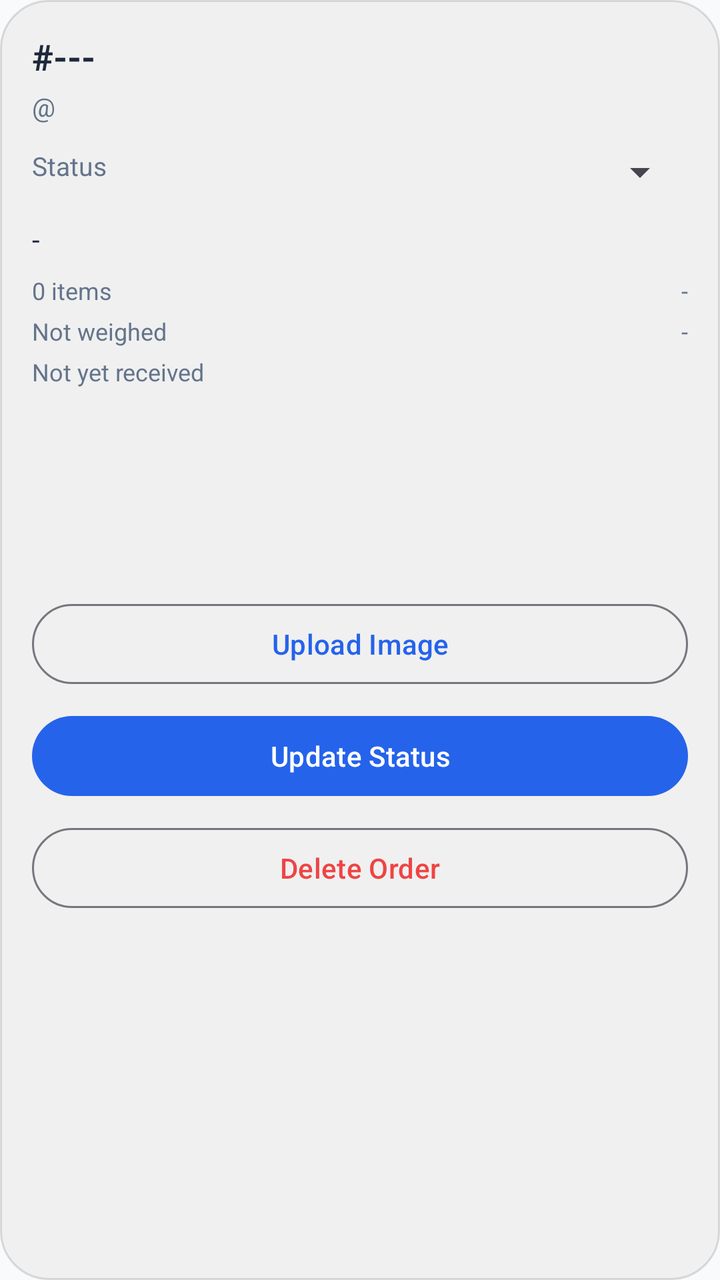
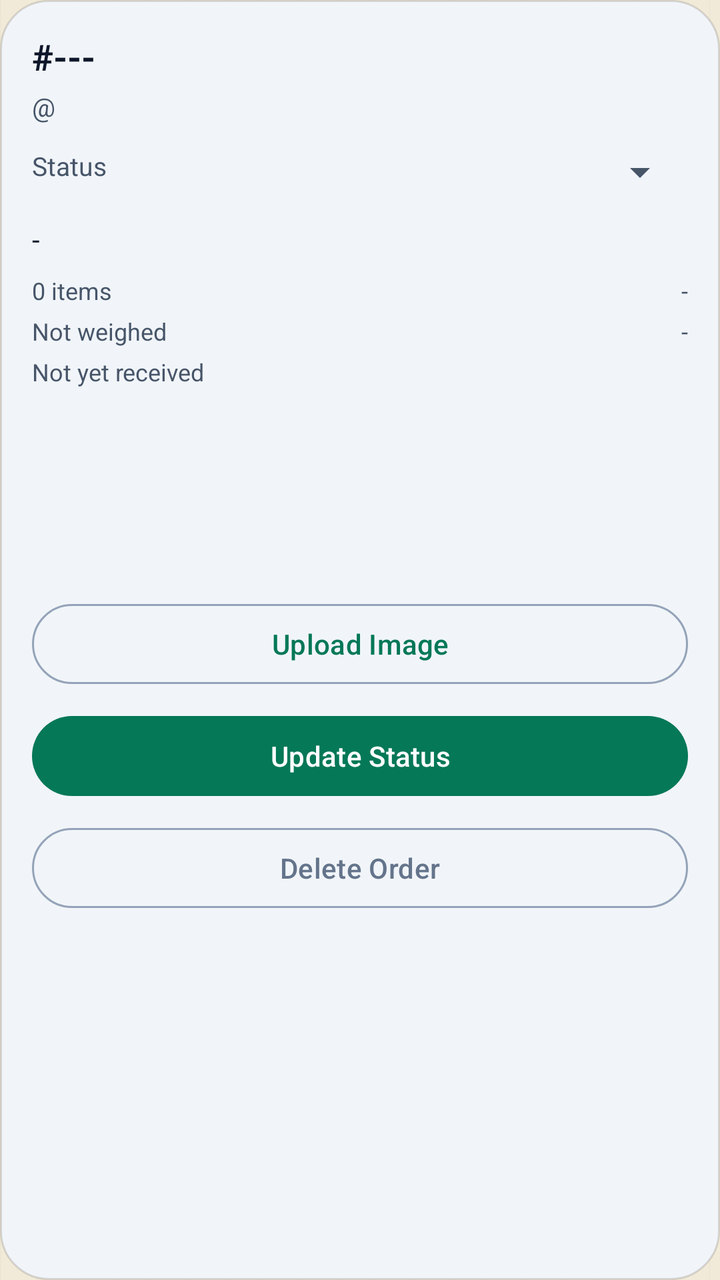

Compare the two renders of this Android layout. The source of the first and the diff that turns it into the second are given below.
<!-- AndroidManifest.xml: application theme Theme.PackTracker -->
<!-- res/layout/dialog_order_detail.xml -->
<?xml version="1.0" encoding="utf-8"?>
<LinearLayout xmlns:android="http://schemas.android.com/apk/res/android"
    xmlns:app="http://schemas.android.com/apk/res-auto"
    android:layout_width="match_parent"
    android:layout_height="wrap_content"
    android:background="@drawable/bg_chat_input"
    android:orientation="vertical"
    android:padding="16dp">

    <TextView
        android:id="@+id/tvDetailTrackingNumber"
        android:layout_width="wrap_content"
        android:layout_height="wrap_content"
        android:text="#---"
        android:textColor="@color/on_surface"
        android:textSize="18sp"
        android:textStyle="bold" />

    <TextView
        android:id="@+id/tvDetailUser"
        android:layout_width="wrap_content"
        android:layout_height="wrap_content"
        android:layout_marginTop="4dp"
        android:text="@"
        android:textColor="@color/on_surface_variant"
        android:textSize="13sp" />

    <LinearLayout
        android:layout_width="match_parent"
        android:layout_height="wrap_content"
        android:layout_marginTop="12dp"
        android:orientation="horizontal">

        <TextView
            android:layout_width="0dp"
            android:layout_height="wrap_content"
            android:layout_weight="1"
            android:text="Status"
            android:textColor="@color/on_surface_variant"
            android:textSize="13sp" />

        <Spinner
            android:id="@+id/spinnerStatus"
            android:layout_width="0dp"
            android:layout_height="wrap_content"
            android:layout_weight="2" />
    </LinearLayout>

    <TextView
        android:id="@+id/tvDetailDescription"
        android:layout_width="match_parent"
        android:layout_height="wrap_content"
        android:layout_marginTop="12dp"
        android:text="-"
        android:textColor="@color/on_surface"
        android:textSize="14sp" />

    <LinearLayout
        android:layout_width="match_parent"
        android:layout_height="wrap_content"
        android:layout_marginTop="8dp"
        android:orientation="horizontal">

        <TextView
            android:id="@+id/tvDetailItemCount"
            android:layout_width="0dp"
            android:layout_height="wrap_content"
            android:layout_weight="1"
            android:text="0 items"
            android:textColor="@color/on_surface_variant"
            android:textSize="12sp" />

        <TextView
            android:id="@+id/tvDetailShipping"
            android:layout_width="0dp"
            android:layout_height="wrap_content"
            android:layout_weight="1"
            android:gravity="end"
            android:text="-"
            android:textColor="@color/on_surface_variant"
            android:textSize="12sp" />
    </LinearLayout>

    <LinearLayout
        android:layout_width="match_parent"
        android:layout_height="wrap_content"
        android:layout_marginTop="4dp"
        android:orientation="horizontal">

        <TextView
            android:id="@+id/tvDetailWeight"
            android:layout_width="0dp"
            android:layout_height="wrap_content"
            android:layout_weight="1"
            android:text="Not weighed"
            android:textColor="@color/on_surface_variant"
            android:textSize="12sp" />

        <TextView
            android:id="@+id/tvDetailDateAdded"
            android:layout_width="0dp"
            android:layout_height="wrap_content"
            android:layout_weight="1"
            android:gravity="end"
            android:text="-"
            android:textColor="@color/on_surface_variant"
            android:textSize="12sp" />
    </LinearLayout>

    <TextView
        android:id="@+id/tvDetailDateReceived"
        android:layout_width="match_parent"
        android:layout_height="wrap_content"
        android:layout_marginTop="4dp"
        android:text="Not yet received"
        android:textColor="@color/on_surface_variant"
        android:textSize="12sp" />

    <androidx.recyclerview.widget.RecyclerView
        android:id="@+id/rvImages"
        android:layout_width="match_parent"
        android:layout_height="wrap_content"
        android:layout_marginTop="12dp"
        android:minHeight="80dp" />

    <com.google.android.material.button.MaterialButton
        android:id="@+id/btnUploadImage"
        style="@style/Widget.Material3.Button.OutlinedButton"
        android:layout_width="match_parent"
        android:layout_height="wrap_content"
        android:layout_marginTop="12dp"
        android:text="Upload Image" />

    <com.google.android.material.button.MaterialButton
        android:id="@+id/btnUpdateStatus"
        android:layout_width="match_parent"
        android:layout_height="wrap_content"
        android:layout_marginTop="8dp"
        android:text="Update Status" />

    <com.google.android.material.button.MaterialButton
        android:id="@+id/btnDeleteOrder"
        style="@style/Widget.Material3.Button.OutlinedButton"
        android:layout_width="match_parent"
        android:layout_height="wrap_content"
        android:layout_marginTop="8dp"
        android:text="Delete Order"
        android:textColor="@color/status_not_received" />
</LinearLayout>
<!-- resources referenced by this layout -->
<resources>
  <color name="on_surface">#1E293B</color>
  <color name="on_surface_variant">#64748B</color>
  <color name="status_not_received">#EF4444</color>
  <!-- drawable bg_chat_input (drawable) -->
  <?xml version="1.0" encoding="utf-8"?>
  <shape xmlns:android="http://schemas.android.com/apk/res/android"
      android:shape="rectangle">
      <solid android:color="#FFF0F0F0"/>
      <corners android:radius="24dp"/>
      <stroke android:width="1dp" android:color="#20000000"/>
  </shape>
  <style name="Theme.PackTracker" parent="Theme.Material3.Light.NoActionBar">
          <item name="colorPrimary">@color/primary</item>
          <item name="colorOnPrimary">@color/white</item>
          <item name="colorPrimaryContainer">@color/primary_light</item>
          <item name="colorSecondary">@color/secondary</item>
          <item name="colorOnSecondary">@color/white</item>
          <item name="colorSurface">@color/surface</item>
          <item name="colorOnSurface">@color/on_surface</item>
          <item name="android:colorBackground">@color/background</item>
          <item name="colorSurfaceVariant">@color/grey_light</item>
          <item name="colorOnSurfaceVariant">@color/on_surface_variant</item>
          <item name="android:statusBarColor">@color/green_primary</item>
      </style>
  <color name="primary">#2563EB</color>
  <color name="white">#FFFFFF</color>
  <color name="primary_light">#EFF6FF</color>
  <color name="secondary">#10B981</color>
  <color name="surface">#FFFFFF</color>
  <color name="background">#F8FAFC</color>
  <color name="grey_light">#F1F5F9</color>
  <color name="green_primary">#10B981</color>
</resources>

<!-- the commit's change to res/layout/dialog_order_detail.xml (unified diff, before → after) -->
@@ -13,7 +13,7 @@
         android:layout_height="wrap_content"
         android:text="#---"
         android:textColor="@color/on_surface"
-        android:textSize="18sp"
+        android:textSize="@dimen/text_subtitle"
         android:textStyle="bold" />
 
     <TextView
@@ -23,7 +23,7 @@
         android:layout_marginTop="4dp"
         android:text="@"
         android:textColor="@color/on_surface_variant"
-        android:textSize="13sp" />
+        android:textSize="@dimen/text_body_sm" />
 
     <LinearLayout
         android:layout_width="match_parent"
@@ -37,7 +37,7 @@
             android:layout_weight="1"
             android:text="Status"
             android:textColor="@color/on_surface_variant"
-            android:textSize="13sp" />
+            android:textSize="@dimen/text_body_sm" />
 
         <Spinner
             android:id="@+id/spinnerStatus"
@@ -53,7 +53,7 @@
         android:layout_marginTop="12dp"
         android:text="-"
         android:textColor="@color/on_surface"
-        android:textSize="14sp" />
+        android:textSize="@dimen/text_body" />
 
     <LinearLayout
         android:layout_width="match_parent"
@@ -68,7 +68,7 @@
             android:layout_weight="1"
             android:text="0 items"
             android:textColor="@color/on_surface_variant"
-            android:textSize="12sp" />
+            android:textSize="@dimen/text_caption" />
 
         <TextView
             android:id="@+id/tvDetailShipping"
@@ -78,7 +78,7 @@
             android:gravity="end"
             android:text="-"
             android:textColor="@color/on_surface_variant"
-            android:textSize="12sp" />
+            android:textSize="@dimen/text_caption" />
     </LinearLayout>
 
     <LinearLayout
@@ -94,7 +94,7 @@
             android:layout_weight="1"
             android:text="Not weighed"
             android:textColor="@color/on_surface_variant"
-            android:textSize="12sp" />
+            android:textSize="@dimen/text_caption" />
 
         <TextView
             android:id="@+id/tvDetailDateAdded"
@@ -104,7 +104,7 @@
             android:gravity="end"
             android:text="-"
             android:textColor="@color/on_surface_variant"
-            android:textSize="12sp" />
+            android:textSize="@dimen/text_caption" />
     </LinearLayout>
 
     <TextView
@@ -114,7 +114,7 @@
         android:layout_marginTop="4dp"
         android:text="Not yet received"
         android:textColor="@color/on_surface_variant"
-        android:textSize="12sp" />
+        android:textSize="@dimen/text_caption" />
 
     <androidx.recyclerview.widget.RecyclerView
         android:id="@+id/rvImages"
<!-- resource entries referenced after the edit -->
@@ -1,36 +1,162 @@
 <!-- resources referenced by this layout -->
 <resources>
-  <color name="on_surface">#1E293B</color>
-  <color name="on_surface_variant">#64748B</color>
-  <color name="status_not_received">#EF4444</color>
+  <color name="on_surface">@color/slate_900</color>
+  <color name="on_surface_variant">@color/slate_600</color>
+  <color name="status_not_received">#FF64748B</color>
+  <dimen name="text_body">14sp</dimen>
+  <dimen name="text_body_sm">13sp</dimen>
+  <dimen name="text_caption">12sp</dimen>
+  <dimen name="text_subtitle">18sp</dimen>
   <!-- drawable bg_chat_input (drawable) -->
   <?xml version="1.0" encoding="utf-8"?>
   <shape xmlns:android="http://schemas.android.com/apk/res/android"
       android:shape="rectangle">
-      <solid android:color="#FFF0F0F0"/>
+      <solid android:color="@color/surface_variant"/>
       <corners android:radius="24dp"/>
-      <stroke android:width="1dp" android:color="#20000000"/>
+      <stroke android:width="1dp" android:color="@color/shadow_soft"/>
   </shape>
-  <style name="Theme.PackTracker" parent="Theme.Material3.Light.NoActionBar">
+  <style name="Theme.PackTracker" parent="Theme.Material3.DayNight.NoActionBar">
+          
           <item name="colorPrimary">@color/primary</item>
-          <item name="colorOnPrimary">@color/white</item>
-          <item name="colorPrimaryContainer">@color/primary_light</item>
+          <item name="colorOnPrimary">@color/on_primary</item>
+          <item name="colorPrimaryContainer">@color/primary_container</item>
+          <item name="colorOnPrimaryContainer">@color/on_primary_container</item>
           <item name="colorSecondary">@color/secondary</item>
-          <item name="colorOnSecondary">@color/white</item>
+          <item name="colorOnSecondary">@color/on_secondary</item>
+          <item name="colorSecondaryContainer">@color/secondary_container</item>
+          <item name="colorOnSecondaryContainer">@color/on_secondary_container</item>
+          <item name="colorTertiary">@color/tertiary</item>
+          <item name="colorOnTertiary">@color/on_tertiary</item>
+          <item name="colorTertiaryContainer">@color/tertiary_container</item>
+          <item name="colorOnTertiaryContainer">@color/on_tertiary_container</item>
+  
+          
+          <item name="android:colorBackground">@color/background</item>
+          <item name="colorOnBackground">@color/on_background</item>
           <item name="colorSurface">@color/surface</item>
           <item name="colorOnSurface">@color/on_surface</item>
-          <item name="android:colorBackground">@color/background</item>
-          <item name="colorSurfaceVariant">@color/grey_light</item>
+          <item name="colorSurfaceVariant">@color/surface_variant</item>
           <item name="colorOnSurfaceVariant">@color/on_surface_variant</item>
-          <item name="android:statusBarColor">@color/green_primary</item>
+          <item name="colorSurfaceContainerLowest">@color/surface_container_lowest</item>
+          <item name="colorSurfaceContainerLow">@color/surface_container_low</item>
+          <item name="colorSurfaceContainer">@color/surface_container</item>
+          <item name="colorSurfaceContainerHigh">@color/surface_container_high</item>
+          <item name="colorSurfaceContainerHighest">@color/surface_container_highest</item>
+          <item name="colorSurfaceBright">@color/surface_bright</item>
+          <item name="colorSurfaceDim">@color/surface_dim</item>
+          <item name="colorOutline">@color/outline</item>
+          <item name="colorOutlineVariant">@color/outline_variant</item>
+          <item name="android:colorControlHighlight">@color/outline_variant</item>
+  
+          
+          <item name="colorError">@color/error</item>
+          <item name="colorOnError">@color/on_error</item>
+          <item name="colorErrorContainer">@color/error_container</item>
+          <item name="colorOnErrorContainer">@color/on_error_container</item>
+          <item name="colorControlNormal">@color/on_surface_variant</item>
+          <item name="android:windowLightStatusBar">@bool/light_status_bar</item>
+          <item name="android:statusBarColor">@color/surface</item>
+          <item name="android:navigationBarColor">@color/surface</item>
+          <item name="android:windowBackground">@drawable/bg_kraft_canvas</item>
+  
+          
+          <item name="materialCardViewStyle">@style/Widget.PackTracker.Card</item>
+          <item name="bottomSheetStyle">@style/Widget.PackTracker.BottomSheet</item>
+          <item name="toolbarStyle">@style/Widget.PackTracker.Toolbar</item>
+          <item name="bottomNavigationStyle">@style/Widget.PackTracker.BottomNavigation</item>
       </style>
-  <color name="primary">#2563EB</color>
-  <color name="white">#FFFFFF</color>
-  <color name="primary_light">#EFF6FF</color>
-  <color name="secondary">#10B981</color>
-  <color name="surface">#FFFFFF</color>
-  <color name="background">#F8FAFC</color>
-  <color name="grey_light">#F1F5F9</color>
-  <color name="green_primary">#10B981</color>
+  <color name="slate_900">#FF0F172A</color>
+  <color name="slate_600">#FF475569</color>
+  <color name="surface_variant">@color/slate_100</color>
+  <color name="shadow_soft">#20000000</color>
+  <color name="primary">@color/emerald_700</color>
+  <color name="on_primary">#FFFFFFFF</color>
+  <color name="primary_container">@color/emerald_100</color>
+  <color name="on_primary_container">@color/emerald_900</color>
+  <color name="secondary">@color/gold_500</color>
+  <color name="on_secondary">@color/slate_900</color>
+  <color name="secondary_container">@color/gold_100</color>
+  <color name="on_secondary_container">@color/gold_700</color>
+  <color name="tertiary">@color/emerald_500</color>
+  <color name="on_tertiary">#FFFFFFFF</color>
+  <color name="tertiary_container">@color/emerald_50</color>
+  <color name="on_tertiary_container">@color/emerald_800</color>
+  <color name="surface">#FFFFFFFF</color>
+  <color name="surface_container_lowest">#FFFFFFFF</color>
+  <color name="surface_container_low">@color/slate_50</color>
+  <color name="surface_container">@color/slate_100</color>
+  <color name="surface_container_high">#FFE9EEF4</color>
+  <color name="surface_container_highest">#FFDDE5EC</color>
+  <color name="surface_bright">#FFFFFFFF</color>
+  <color name="surface_dim">@color/slate_200</color>
+  <color name="outline">@color/slate_400</color>
+  <color name="outline_variant">@color/slate_200</color>
+  <color name="error">#FFDC2626</color>
+  <color name="on_error">#FFFFFFFF</color>
+  <color name="error_container">#FFFEE2E2</color>
+  <color name="on_error_container">#FF7F1D1D</color>
+  <!-- drawable bg_kraft_canvas (drawable) -->
+  <?xml version="1.0" encoding="utf-8"?>
+  <bitmap xmlns:android="http://schemas.android.com/apk/res/android"
+      android:src="@drawable/bg_kraft_tile"
+      android:tileModeX="repeat"
+      android:tileModeY="repeat" />
+  <style name="Widget.PackTracker.Card" parent="Widget.Material3.CardView.Filled">
+          <item name="cardBackgroundColor">@color/surface</item>
+          <item name="strokeColor">@color/card_stroke</item>
+          <item name="strokeWidth">1dp</item>
+          <item name="cardCornerRadius">@dimen/radius_card</item>
+          <item name="cardElevation">@dimen/elevation_card</item>
+      </style>
+  <style name="Widget.PackTracker.BottomSheet" parent="Widget.Material3.BottomSheet.Modal">
+          <item name="backgroundTint">@color/surface</item>
+          <item name="shapeAppearanceOverlay">@style/ShapeAppearance.PackTracker.BottomSheet</item>
+      </style>
+  <style name="Widget.PackTracker.Toolbar" parent="Widget.Material3.Toolbar">
+          <item name="android:background">@color/surface</item>
+          <item name="titleTextAppearance">@style/TextAppearance.PackTracker.ToolbarTitle</item>
+          <item name="titleTextColor">@color/on_surface</item>
+          <item name="subtitleTextColor">@color/on_surface_variant</item>
+          <item name="navigationIconTint">@color/on_surface</item>
+      </style>
+  <style name="Widget.PackTracker.BottomNavigation" parent="Widget.Material3.BottomNavigationView">
+          <item name="android:background">@color/surface</item>
+          <item name="itemIconTint">@color/bottom_nav_color</item>
+          <item name="itemTextColor">@color/bottom_nav_color</item>
+          <item name="labelVisibilityMode">labeled</item>
+      </style>
+  <color name="slate_100">#FFF1F5F9</color>
+  <color name="emerald_700">#FF047857</color>
+  <color name="emerald_100">#FFD1FAE5</color>
+  <color name="emerald_900">#FF064E3B</color>
+  <color name="gold_500">#FFD4AF37</color>
+  <color name="gold_100">#FFFEF3C7</color>
+  <color name="gold_700">#FF856404</color>
+  <color name="emerald_500">#FF10B981</color>
+  <color name="emerald_50">#FFECFDF5</color>
+  <color name="emerald_800">#FF065F46</color>
+  <color name="kraft">#FFF1EAD9</color>
+  <color name="slate_50">#FFF8FAFC</color>
+  <color name="slate_200">#FFE2E8F0</color>
+  <color name="slate_400">#FF94A3B8</color>
+  <!-- drawable bg_kraft_tile: png bitmap (drawable-nodpi, 130 bytes) -->
+  <color name="card_stroke">@color/slate_200</color>
+  <dimen name="radius_card">16dp</dimen>
+  <dimen name="elevation_card">0dp</dimen>
+  <style name="ShapeAppearance.PackTracker.BottomSheet" parent="">
+          <item name="cornerFamily">rounded</item>
+          <item name="cornerSizeTopLeft">24dp</item>
+          <item name="cornerSizeTopRight">24dp</item>
+          <item name="cornerSizeBottomLeft">0dp</item>
+          <item name="cornerSizeBottomRight">0dp</item>
+      </style>
+  <style name="TextAppearance.PackTracker.ToolbarTitle" parent="TextAppearance.MaterialComponents.Headline6">
+          <item name="android:fontFamily">@font/archivo_black</item>
+          <item name="android:textColor">@color/on_background</item>
+          <item name="android:textSize">@dimen/text_title</item>
+      </style>
+  <dimen name="text_title">16sp</dimen>
+  <color name="background">@color/kraft</color>
+  <color name="on_background">@color/slate_900</color>
 </resources>
 
